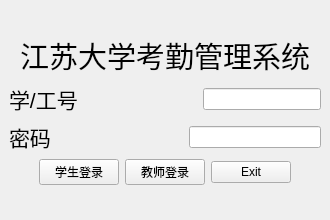
This is mainwindow.ui in AKAZhiyu/Absense as Qt 5 draws it before an edit. The edited form follows.
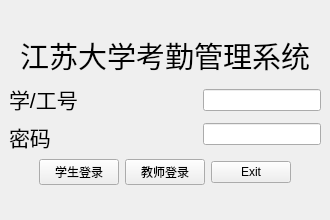
This is the edited form. Icons and pictures are not drawn.

The edit to the form file:
```diff
--- a/mainwindow.ui
+++ b/mainwindow.ui
@@ -18,9 +18,7 @@
     <normaloff>ujs.png</normaloff>ujs.png</iconset>
   </property>
   <widget class="QWidget" name="centralwidget">
-   <layout class="QVBoxLayout" name="verticalLayout_2">
-    <item>
-     <layout class="QVBoxLayout" name="verticalLayout">
+   <layout class="QVBoxLayout" name="verticalLayout_4">
       <item>
        <spacer name="verticalSpacer">
         <property name="orientation">
@@ -29,7 +27,7 @@
         <property name="sizeHint" stdset="0">
          <size>
           <width>20</width>
-          <height>40</height>
+        <height>42</height>
          </size>
         </property>
        </spacer>
@@ -50,7 +48,9 @@
        </widget>
       </item>
       <item>
-       <layout class="QHBoxLayout" name="horizontalLayout_3">
+     <layout class="QHBoxLayout" name="horizontalLayout_2">
+      <item>
+       <layout class="QVBoxLayout" name="verticalLayout_2">
         <item>
          <widget class="QLabel" name="label_7">
           <property name="font">
@@ -64,26 +64,6 @@
          </widget>
         </item>
         <item>
-         <spacer name="horizontalSpacer_6">
-          <property name="orientation">
-           <enum>Qt::Horizontal</enum>
-          </property>
-          <property name="sizeHint" stdset="0">
-           <size>
-            <width>40</width>
-            <height>20</height>
-           </size>
-          </property>
-         </spacer>
-        </item>
-        <item>
-         <widget class="QLineEdit" name="lineEdit_usrname"/>
-        </item>
-       </layout>
-      </item>
-      <item>
-       <layout class="QHBoxLayout" name="horizontalLayout_2">
-        <item>
          <widget class="QLabel" name="label_6">
           <property name="font">
            <font>
@@ -95,6 +75,23 @@
           </property>
          </widget>
         </item>
+       </layout>
+      </item>
+      <item>
+       <layout class="QVBoxLayout" name="verticalLayout_3">
+        <item>
+         <spacer name="horizontalSpacer_6">
+          <property name="orientation">
+           <enum>Qt::Horizontal</enum>
+          </property>
+          <property name="sizeHint" stdset="0">
+           <size>
+            <width>40</width>
+            <height>20</height>
+           </size>
+          </property>
+         </spacer>
+        </item>
         <item>
          <spacer name="horizontalSpacer_5">
           <property name="orientation">
@@ -108,6 +105,13 @@
           </property>
          </spacer>
         </item>
+       </layout>
+      </item>
+      <item>
+       <layout class="QVBoxLayout" name="verticalLayout">
+        <item>
+         <widget class="QLineEdit" name="lineEdit_usrname"/>
+        </item>
         <item>
          <widget class="QLineEdit" name="lineEdit_passwd">
           <property name="echoMode">
@@ -117,6 +121,8 @@
         </item>
        </layout>
       </item>
+     </layout>
+    </item>
       <item>
        <layout class="QHBoxLayout" name="horizontalLayout_4">
         <item>
@@ -180,14 +186,12 @@
         <property name="sizeHint" stdset="0">
          <size>
           <width>20</width>
-          <height>40</height>
+        <height>42</height>
          </size>
         </property>
        </spacer>
       </item>
      </layout>
-    </item>
-   </layout>
   </widget>
  </widget>
  <resources/>
```
Left out of the diff: 8 changed lines with no effect on the pictures. Lines whose indentation alone changed are shown as unchanged.
